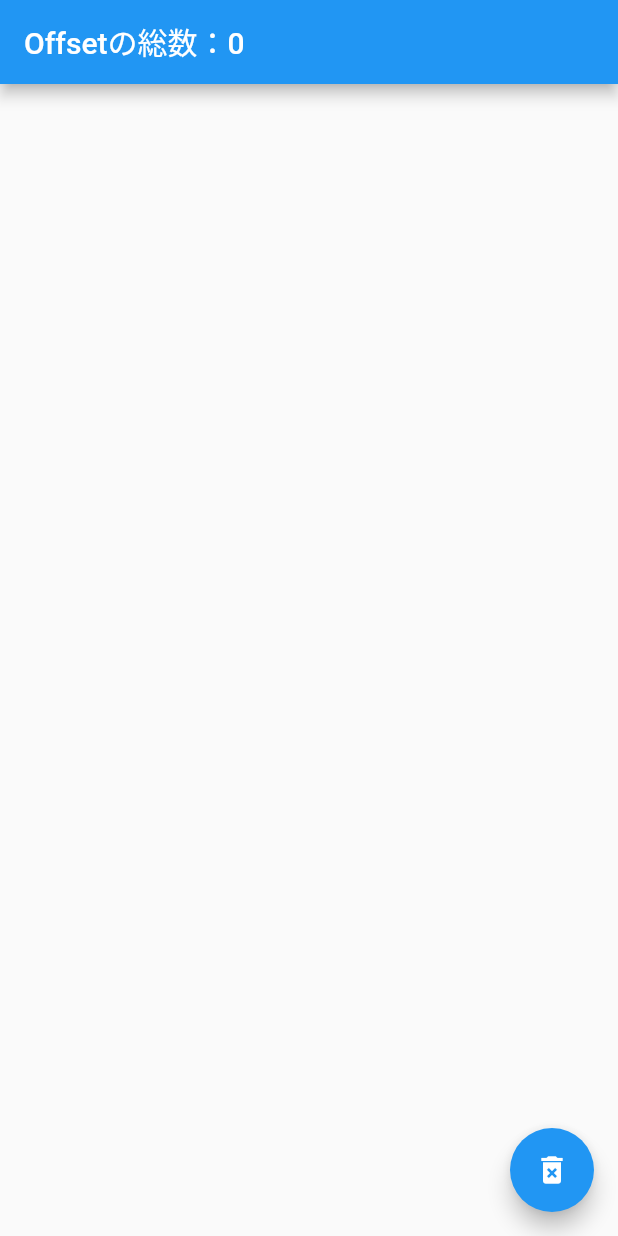
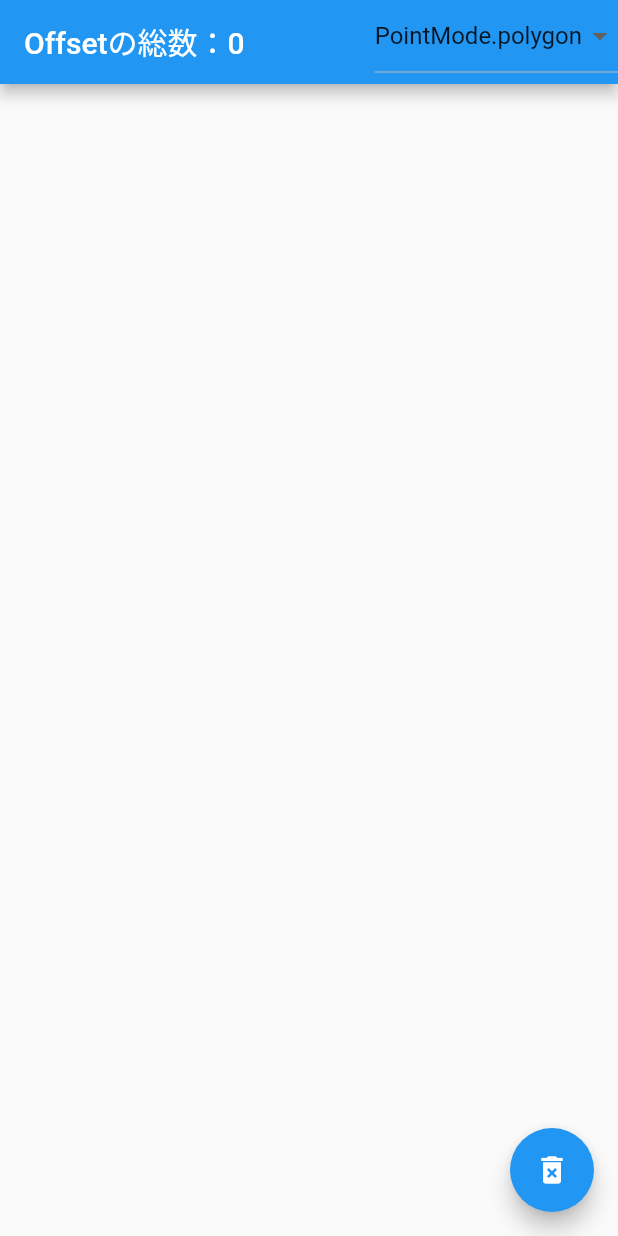
Before and after one commit to morio77/apple_pencil, a Flutter app: the screen it shows after launch, on a phone screen of 412 x 824 dp. Run offline on Flutter 3.47's test engine with Material 2 defaults, Android fonts, the phone set to English and light mode, and no system bars.

Commit message:
PointModeを変更できるように

```diff
--- a/lib/pages/drawing_page.dart
+++ b/lib/pages/drawing_page.dart
@@ -1,3 +1,6 @@
+import 'dart:math';
+import 'dart:ui';
+
 import 'package:flutter/material.dart';
 
 import '../painter.dart';
@@ -24,6 +27,9 @@ class _DrawingPageState extends State<DrawingPage> {
   /// .
   /// .
 
+  // 線の描画モード
+  PointMode pointMode = PointMode.polygon;
+
   @override
   Widget build(BuildContext context) {
     return Scaffold(
@@ -31,10 +37,13 @@ class _DrawingPageState extends State<DrawingPage> {
         title: Text(
           'Offsetの総数：${dragOffsetLists.expand((element) => element).toList().length}',
         ),
+        actions: [
+          _dropdownButton(),
+        ],
       ),
 
       body: CustomPaint(
-        painter: Painter(dragOffsetLists),
+        painter: Painter(dragOffsetLists, pointMode),
         child: GestureDetector(
           // 一度ペンを離すたびに、dragNumberをインクリメントする
           onPanEnd: (_) {
@@ -64,4 +73,22 @@ class _DrawingPageState extends State<DrawingPage> {
       ),
     );
   }
+
+  DropdownButton _dropdownButton() {
+    return DropdownButton<PointMode>(
+      value: pointMode,
+      items: PointMode.values.map<DropdownMenuItem<PointMode>>(
+        (PointMode pointMode) {
+          return DropdownMenuItem<PointMode>(
+            child: Text(pointMode.toString()),
+            value: pointMode,
+          );
+        },
+      ).toList(),
+      onChanged: (PointMode? selectedPointMode) {
+        pointMode = selectedPointMode!;
+        setState(() {});
+      },
+    );
+  }
 }
--- a/lib/painter.dart
+++ b/lib/painter.dart
@@ -4,7 +4,8 @@ import 'package:flutter/material.dart';
 
 class Painter extends CustomPainter {
   final List<List<Offset>> dragOffsetLists;
-  const Painter(this.dragOffsetLists);
+  final PointMode pointMode;
+  const Painter(this.dragOffsetLists, this.pointMode);
 
   @override
   void paint(Canvas canvas, Size size) {
@@ -13,7 +14,7 @@ class Painter extends CustomPainter {
       ..strokeWidth = 2;
 
     for (final offsetList in dragOffsetLists) {
-      canvas.drawPoints(PointMode.points, offsetList, paint);
+      canvas.drawPoints(pointMode, offsetList, paint);
     }
   }
 
```
